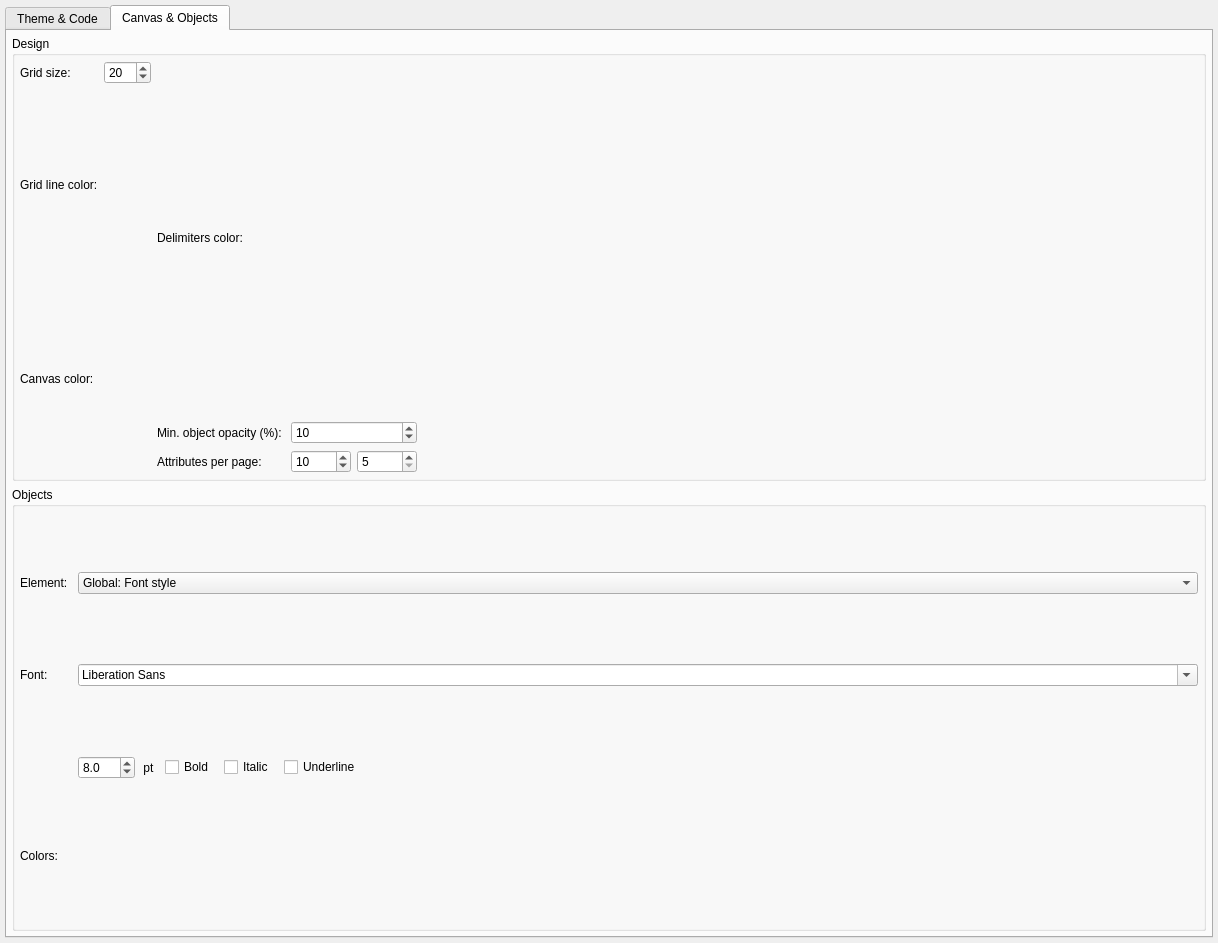
Above: libs/libgui/ui/settings/appearanceconfigwidget.ui from pgmodeler/pgmodeler before the change. Below: the same form after it.
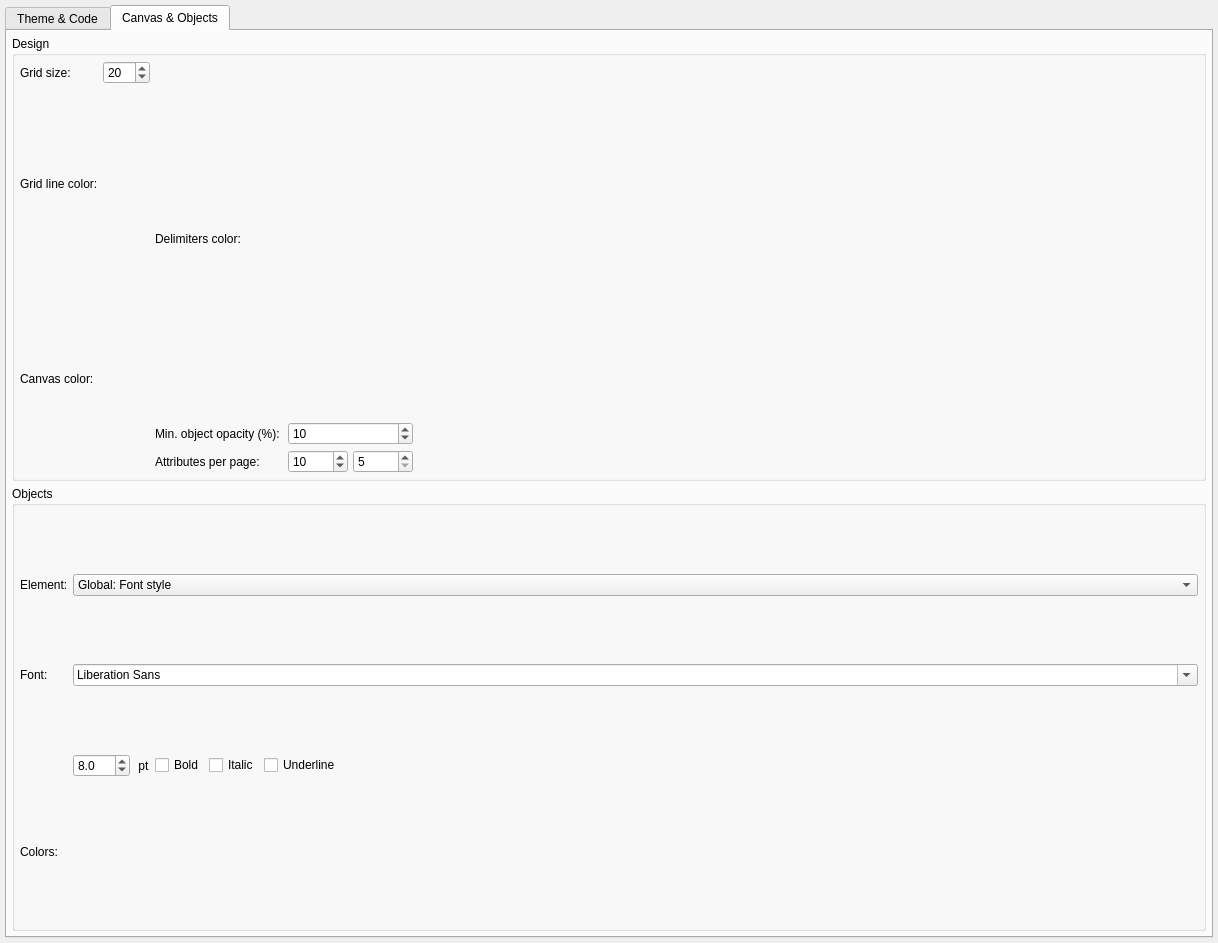
That is the form after the change. The open tabs and pages were chosen to show the change.

Commit message: Adjusted the layout spacing/margins in ui/dbobjects/*

```diff
--- a/libs/libgui/ui/settings/appearanceconfigwidget.ui
+++ b/libs/libgui/ui/settings/appearanceconfigwidget.ui
@@ -354,6 +354,9 @@
        <string>Canvas &amp;&amp; Objects</string>
       </attribute>
       <layout class="QVBoxLayout" name="verticalLayout_3">
+       <property name="spacing">
+        <number>5</number>
+       </property>
        <property name="leftMargin">
         <number>5</number>
        </property>
@@ -378,6 +381,9 @@
           <string>Design</string>
          </property>
          <layout class="QHBoxLayout" name="horizontalLayout_13">
+          <property name="spacing">
+           <number>5</number>
+          </property>
           <property name="leftMargin">
            <number>5</number>
           </property>
@@ -392,8 +398,14 @@
           </property>
           <item>
            <layout class="QHBoxLayout" name="horizontalLayout_2">
+            <property name="spacing">
+             <number>5</number>
+            </property>
             <item>
              <layout class="QGridLayout" name="gridLayout_6">
+              <property name="spacing">
+               <number>5</number>
+              </property>
               <item row="0" column="0">
                <widget class="QLabel" name="grid_size_lbl_5">
                 <property name="sizePolicy">
@@ -500,6 +512,9 @@
             </item>
             <item>
              <layout class="QGridLayout" name="gridLayout_9">
+              <property name="spacing">
+               <number>5</number>
+              </property>
               <item row="0" column="0">
                <widget class="QLabel" name="grid_size_lbl_9">
                 <property name="sizePolicy">
@@ -696,7 +711,7 @@
            <number>5</number>
           </property>
           <property name="spacing">
-           <number>10</number>
+           <number>5</number>
           </property>
           <item row="0" column="1" colspan="4">
            <widget class="QComboBox" name="element_cmb">
```
Left out of the diff: 15 changed lines with no effect on the pictures. The commit also changes 53 other files.
